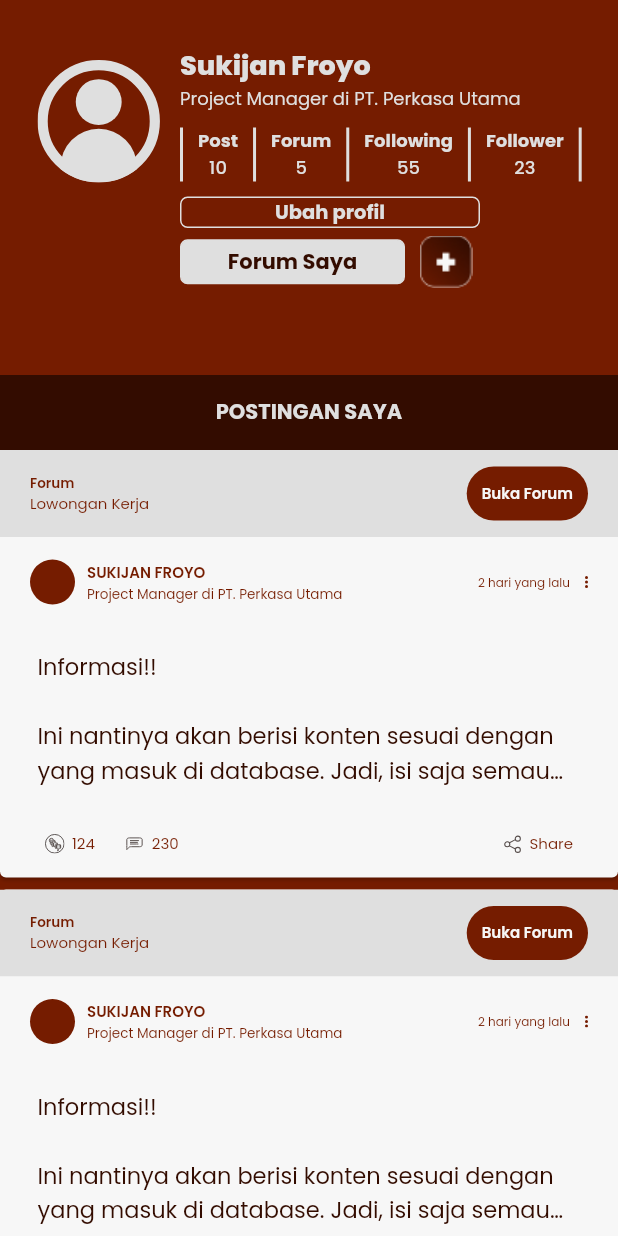
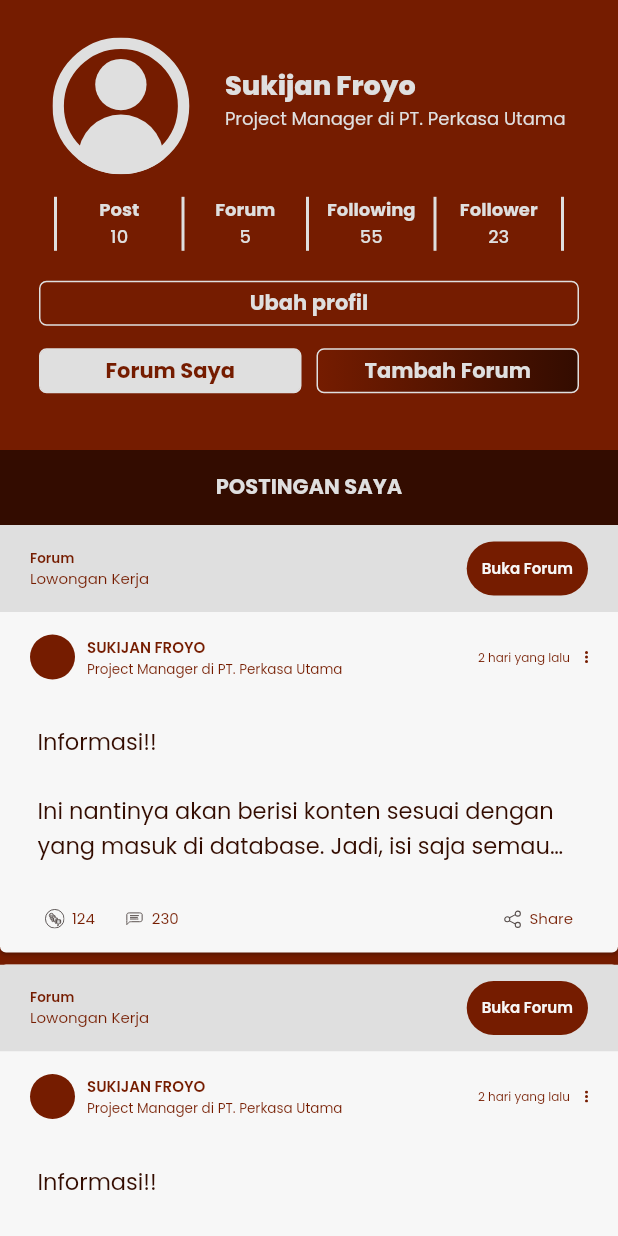
Before and after one commit to amelrnt/Alumni-Forum-App, a Flutter app: the ProfilePage screen opened directly, on a phone screen of 412 x 824 dp. Run offline on Flutter 3.47's test engine with Material 2 defaults, Android fonts, the phone set to English and light mode, and no system bars; our stand-ins replace app_links, flutter_svg, google_fonts, url_launcher_web; missing offline and left inert: flutter_sticky_widgets, image_picker_for_web, shared_preferences_web.

Commit message:
AAT-34 and AAT-47 revision

```diff
--- a/lib/forum/card_forum.dart
+++ b/lib/forum/card_forum.dart
@@ -29,13 +29,15 @@ class _CardForumState extends State<CardForum> {
             },
             child: Row(
               crossAxisAlignment: CrossAxisAlignment.center,
+              mainAxisAlignment: MainAxisAlignment.spaceEvenly,
               children: [
                 SvgPicture.asset(
                   'assets/profile_icon.svg',
                   width: 50,
                 ),
-                Padding(
-                  padding: const EdgeInsets.symmetric(horizontal: 15),
+                Container(
+                  width: 230,
+                  padding: const EdgeInsets.only(left: 10),
                   child: Text(
                     widget.forumName,
                     style: TextStyle(
--- a/lib/profile/profile_page.dart
+++ b/lib/profile/profile_page.dart
@@ -1,3 +1,4 @@
+import 'package:alumni_forum_app/forum/forum_form.dart';
 import 'package:alumni_forum_app/forum/my_forum_list.dart';
 import 'package:alumni_forum_app/helper/custom_theme.dart';
 import 'package:alumni_forum_app/post/card_post.dart';
@@ -119,17 +120,18 @@ class ProfileInfo extends StatefulWidget {
 }
 
 class _ProfileInfoState extends State<ProfileInfo> {
-  bool isButtonTapped = false;
-
   @override
   Widget build(BuildContext context) {
     return Container(
-      height: 250.0,
+      height: 300.0,
       color: redColorTheme,
       child: Padding(
-        padding: const EdgeInsets.only(left: 25),
-        child: Row(
-          crossAxisAlignment: CrossAxisAlignment.start,
+        padding: const EdgeInsets.only(left: 25, right: 25, top: 25),
+        child: Column(
+          children: [
+            Row(
+              crossAxisAlignment: CrossAxisAlignment.center,
+              mainAxisAlignment: MainAxisAlignment.center,
               children: [
                 // Profile picture
                 InkWell(
@@ -141,22 +143,18 @@ class _ProfileInfoState extends State<ProfileInfo> {
                       ),
                     );
                   },
-              child: Padding(
-                padding: const EdgeInsets.only(top: 40),
                   child: SvgPicture.asset(
                     'assets/profile_icon.svg',
                     color: silverColorTheme,
-                  width: 85,
-                ),
+                    width: 95,
                   ),
                 ),
                 SizedBox(
-              width: 10,
+                  width: 20,
                 ),
                 Column(
                   crossAxisAlignment: CrossAxisAlignment.start,
                   children: [
-                Padding(padding: EdgeInsets.only(top: 30)),
                     Text(
                       widget.name,
                       style: TextStyle(
@@ -174,15 +172,24 @@ class _ProfileInfoState extends State<ProfileInfo> {
                     SizedBox(
                       height: 10,
                     ),
+                  ],
+                )
+              ],
+            ),
+            SizedBox(
+              height: 15,
+            ),
             Row(
+              mainAxisAlignment: MainAxisAlignment.center,
               children: [
                 // Post
                 Container(
-                      padding: EdgeInsets.symmetric(horizontal: 10),
+                  width: 85,
+                  // padding: EdgeInsets.symmetric(horizontal: 10),
                   decoration: BoxDecoration(
                       border: Border(
-                              left: BorderSide(
-                                  color: silverColorTheme, width: 2.0))),
+                          left:
+                              BorderSide(color: silverColorTheme, width: 2.0))),
                   child: InkWell(
                     onTap: () {
                       ScaffoldMessenger.of(context).showSnackBar(
@@ -214,13 +221,13 @@ class _ProfileInfoState extends State<ProfileInfo> {
                 ),
                 // Forum
                 Container(
-                      padding: EdgeInsets.symmetric(horizontal: 10),
+                  width: 85,
+                  // padding: EdgeInsets.symmetric(horizontal: 10),
                   decoration: BoxDecoration(
                       border: Border(
-                              left: BorderSide(
-                                  color: silverColorTheme, width: 2.0),
-                              right: BorderSide(
-                                  color: silverColorTheme, width: 2.0))),
+                          left: BorderSide(color: silverColorTheme, width: 2.0),
+                          right:
+                              BorderSide(color: silverColorTheme, width: 2.0))),
                   child: InkWell(
                     onTap: () {
                       ScaffoldMessenger.of(context).showSnackBar(
@@ -252,11 +259,12 @@ class _ProfileInfoState extends State<ProfileInfo> {
                 ),
                 // Following
                 Container(
-                      padding: EdgeInsets.symmetric(horizontal: 10),
+                  width: 85,
+                  // padding: EdgeInsets.symmetric(horizontal: 10),
                   decoration: BoxDecoration(
                       border: Border(
-                              right: BorderSide(
-                                  color: silverColorTheme, width: 2.0))),
+                          right:
+                              BorderSide(color: silverColorTheme, width: 2.0))),
                   child: InkWell(
                     onTap: () {
                       ScaffoldMessenger.of(context).showSnackBar(
@@ -288,11 +296,12 @@ class _ProfileInfoState extends State<ProfileInfo> {
                 ),
                 // Follower
                 Container(
-                      padding: EdgeInsets.symmetric(horizontal: 10),
+                  width: 85,
+                  // padding: EdgeInsets.symmetric(horizontal: 10),
                   decoration: BoxDecoration(
                       border: Border(
-                              right: BorderSide(
-                                  color: silverColorTheme, width: 2.0))),
+                          right:
+                              BorderSide(color: silverColorTheme, width: 2.0))),
                   child: InkWell(
                     onTap: () {
                       ScaffoldMessenger.of(context).showSnackBar(
@@ -325,7 +334,7 @@ class _ProfileInfoState extends State<ProfileInfo> {
               ],
             ),
             Padding(
-                  padding: const EdgeInsets.only(top: 10, bottom: 5),
+              padding: const EdgeInsets.only(top: 20),
               child: GestureDetector(
                 onTap: () {
                   ScaffoldMessenger.of(context).showSnackBar(
@@ -336,33 +345,35 @@ class _ProfileInfoState extends State<ProfileInfo> {
                   );
                 },
                 child: Container(
-                      width: 200,
+                  alignment: Alignment.center,
+                  width: 360,
+                  height: 30,
                   decoration: BoxDecoration(
-                          border:
-                              Border.all(width: 1.0, color: silverColorTheme),
+                      border: Border.all(width: 1.0, color: silverColorTheme),
                       borderRadius: BorderRadius.all(Radius.circular(5))),
                   child: Text(
                     "Ubah profil",
                     textAlign: TextAlign.center,
                     style: TextStyle(
-                            fontSize: 13,
+                        fontSize: 14,
                         color: silverColorTheme,
                         fontWeight: FontWeight.w700),
                   ),
                 ),
               ),
             ),
+            SizedBox(
+              height: 15,
+            ),
             Row(
+              mainAxisAlignment: MainAxisAlignment.center,
               children: [
-                    Padding(
-                      padding: EdgeInsets.only(right: 5),
-                      child: Container(
-                        width: 150,
+                Container(
+                  width: 175,
                   height: 30,
                   decoration: BoxDecoration(
                       color: silverColorTheme,
-                            border:
-                                Border.all(width: 1.0, color: silverColorTheme),
+                      border: Border.all(width: 1.0, color: silverColorTheme),
                       borderRadius: BorderRadius.all(Radius.circular(5))),
                   child: GestureDetector(
                     onTap: () {
@@ -382,46 +393,46 @@ class _ProfileInfoState extends State<ProfileInfo> {
                         "Forum Saya",
                         style: TextStyle(
                             fontSize: 14,
-                                  color: darkRedColorTheme,
+                            color: redColorTheme,
                             fontWeight: FontWeight.w700),
                       ),
                     ),
                   ),
                 ),
+                SizedBox(
+                  width: 10,
                 ),
-                    GestureDetector(
-                      onTapDown: (_) {
-                        ScaffoldMessenger.of(context).showSnackBar(
-                          SnackBar(
-                            content: Text("Tambah forum button clicked!"),
-                            duration: Duration(milliseconds: 500),
-                          ),
-                        );
-                        setState(() {
-                          isButtonTapped = true; // Button is tapped
-                        });
+                Container(
+                  width: 175,
+                  height: 30,
+                  decoration: BoxDecoration(
+                      // color: redColorTheme,
+                      gradient: LinearGradient(
+                          colors: [redColorTheme, darkRedColorTheme]),
+                      border: Border.all(width: 1.0, color: silverColorTheme),
+                      borderRadius: BorderRadius.all(Radius.circular(5))),
+                  child: GestureDetector(
+                    onTap: () {
+                      // ScaffoldMessenger.of(context).showSnackBar(
+                      //   const SnackBar(
+                      //     content: Text("Tambah Forum button clicked!"),
+                      //     duration: Duration(seconds: 2),
+                      //   ),
+                      // );
+                      Navigator.push(context,
+                          MaterialPageRoute(builder: (context) => ForumForm()));
                     },
-                      onTapUp: (_) {
-                        setState(() {
-                          isButtonTapped = false; // Button is released
-                        });
-                      },
-                      onTapCancel: () {
-                        setState(() {
-                          isButtonTapped = false; // Button tap is canceled
-                        });
-                      },
-                      child: Padding(
-                        padding: EdgeInsets.only(left: 5),
-                        child: Image.asset(
-                          isButtonTapped
-                              ? 'assets/profile_forum_plus_clicked.png'
-                              : 'assets/profile_forum_plus_unclicked.png',
+                    child: Center(
+                      child: Text(
+                        "Tambah Forum",
+                        style: TextStyle(
+                            fontSize: 14,
+                            color: silverColorTheme,
+                            fontWeight: FontWeight.w700),
                       ),
                     ),
                   ),
-                  ],
-                )
+                ),
               ],
             )
           ],
--- a/pubspec.yaml
+++ b/pubspec.yaml
@@ -78,6 +78,8 @@ flutter:
     - assets/add_post.png
     - assets/profile_forum_plus_clicked.png
     - assets/profile_forum_plus_unclicked.png
+    - assets/cover_forum.png
+    - assets/cam_icon.png
     - i18n/en.json
     - i18n/id.json
 
```
Also changed, not shown: lib/forum/forum_form.dart (added, +500 -0 lines), assets/cam_icon.png (added), assets/cover_forum.png (added), lib/forum/forum_detail.dart (added). Lines whose indentation alone changed are shown as unchanged.
